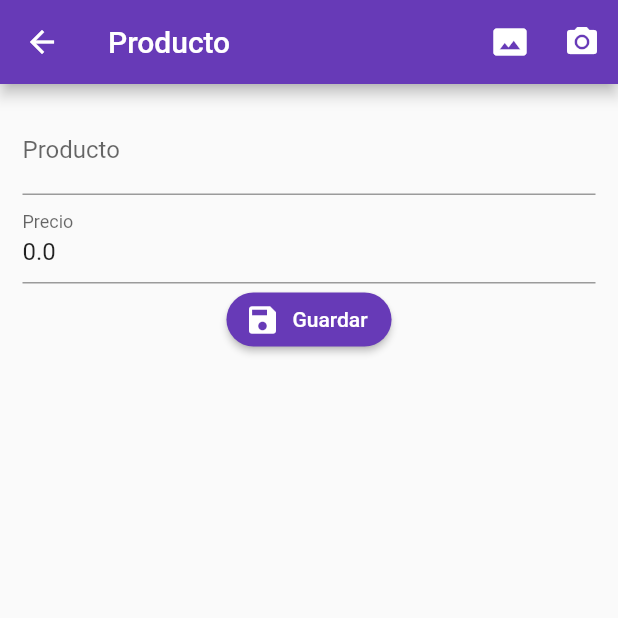
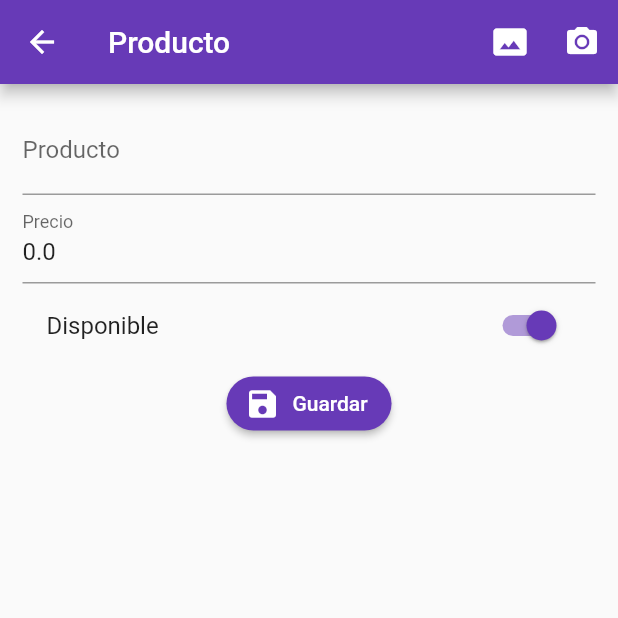
Before and after one commit to agustinmacia/form_validation, a Flutter app: the ProductoPage screen opened by its route, on a phone screen of 412 x 824 dp, the top half of it. Run offline on Flutter 3.47's test engine with Material 2 defaults, Android fonts, the phone set to English and light mode, and no system bars; our stand-ins replace rxdart.

Commit message:
Creo switch para disponible

```diff
--- a/lib/src/pages/producto_page.dart
+++ b/lib/src/pages/producto_page.dart
@@ -39,6 +39,7 @@ class _ProductoPageState extends State<ProductoPage> {
               children: <Widget>[
                 _crearNombre(),
                 _crearPrecio(),
+                _crearDisponible(),
                 _crearBoton(),
               ],
             ),
@@ -97,6 +98,18 @@ class _ProductoPageState extends State<ProductoPage> {
       );
   }
 
+  Widget _crearDisponible() {
+
+    return SwitchListTile(
+      value: producto.disponible,
+      title: Text('Disponible'),
+      onChanged: (value) => setState(() {
+        producto.disponible = value;
+      }),
+      activeColor: Colors.deepPurple,
+    );
+  }
+
   void _submit() {
 
     if(!formKey.currentState.validate()) return;
@@ -106,7 +119,7 @@ class _ProductoPageState extends State<ProductoPage> {
 
     print(producto.titulo);
     print(producto.valor);
-
+    print(producto.disponible);
 
   }
 }
```
